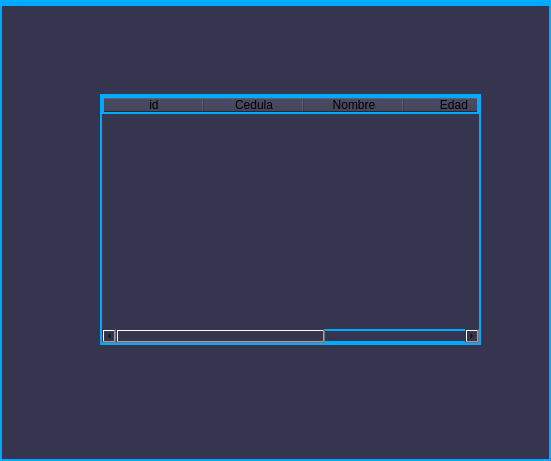
First picture: the form in views/clientes.ui, repository joanmera/Gameverse_Interface, before the edit.
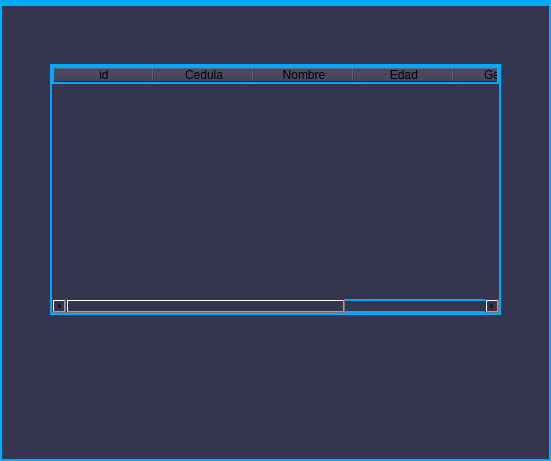
Second picture: the form after the edit.

Commit message: Conectada la base de datos cliente con la ventana cliente

```diff
--- a/views/clientes.ui
+++ b/views/clientes.ui
@@ -21,9 +21,9 @@
    <widget class="QTableWidget" name="tableWidget">
     <property name="geometry">
      <rect>
-      <x>100</x>
-      <y>90</y>
-      <width>381</width>
+      <x>50</x>
+      <y>60</y>
+      <width>451</width>
       <height>251</height>
      </rect>
     </property>
@@ -47,6 +47,11 @@
       <string>Edad</string>
      </property>
     </column>
+    <column>
+     <property name="text">
+      <string>Genero</string>
+     </property>
+    </column>
     <column>
      <property name="text">
       <string>Telefono</string>
```
Left out of the diff: 2 changed lines with no effect on the pictures. The commit also changes 2 other files.
